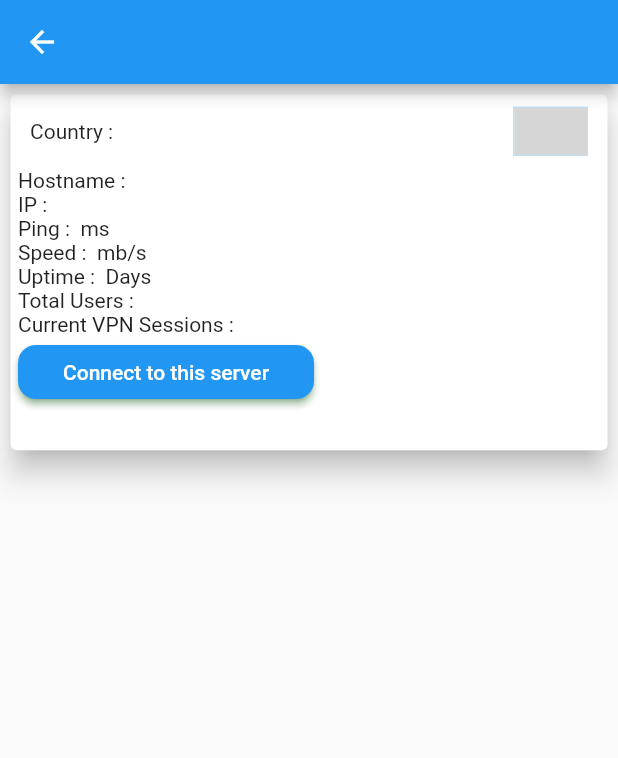
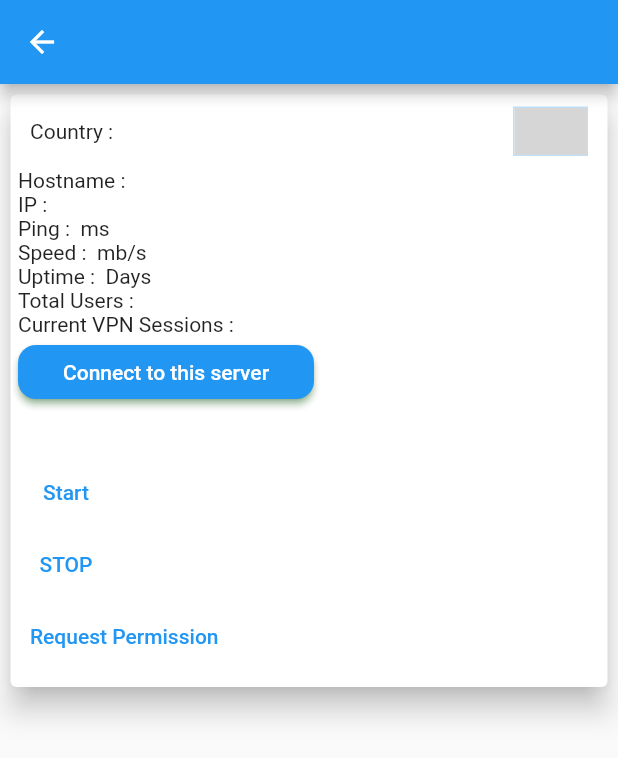
Before and after one commit to alihusainsorathiya/alivpn, a Flutter app: the ConnectionScreen screen opened directly with empty values, on a phone screen of 412 x 824 dp. Shown: the top 758 px of the screen. Run offline on Flutter 3.47's test engine with Material 2 defaults, Android fonts, the phone set to English and light mode, and no system bars; missing offline and left inert: fast_csv, flag, openvpn_flutter; network calls fail; grey boxes are pictures that could not be loaded.

Commit message:
Added VPN Functionality

```diff
--- a/lib/connectionscreen.dart
+++ b/lib/connectionscreen.dart
@@ -1,7 +1,10 @@
+import 'dart:io';
+
 import 'package:alivpn/model/vpnmodel.dart';
 import 'package:flag/flag_enum.dart';
 import 'package:flag/flag_widget.dart';
 import 'package:flutter/material.dart';
+import 'package:openvpn_flutter/openvpn_flutter.dart';
 
 class ConnectionScreen extends StatefulWidget {
   VPNModel contentList;
@@ -13,11 +16,53 @@ class ConnectionScreen extends StatefulWidget {
 
 class _ConnectionScreenState extends State<ConnectionScreen> {
   var contentList;
+  late OpenVPN openvpn;
+  OpenVPN engine = OpenVPN();
+  VpnStatus? status;
+  VPNStage? stage;
+  bool _granted = false;
+
+  static const String defaultVpnUsername = "vpn";
+  static const String defaultVpnPassword = "vpn";
+  String config = '';
+  String hostname = '';
   @override
   void initState() {
+    contentList = widget.contentList;
+    hostname = widget.contentList.hostname.toString();
+    config =
+        '"""\n ${widget.contentList.OpenVPN_ConfigData_Base64.toString()}\n """';
+    engine.initialize(
+      // groupIdentifier: "group.com.laskarmedia.vpn",
+      groupIdentifier: "com.example.alivpn",
+      providerBundleIdentifier:
+          "id.laskarmedia.openvpnFlutterExample.VPNExtension",
+      localizedDescription: "VPN by Ali",
+      lastStage: (stage) {
+        setState(() {
+          this.stage = stage;
+        });
+      },
+      lastStatus: (status) {
+        setState(() {
+          this.status = status;
+        });
+      },
+    );
+
     // TODO: implement initState
-    contentList = widget.contentList;
+
     super.initState();
+  }
+
+  Future<void> initPlatformState() async {
+    engine.connect(config, hostname,
+        username: defaultVpnUsername,
+        password: defaultVpnPassword,
+        certIsRequired: true);
+    debugPrint("Mountstatus" + mounted.toString());
+    // debugPrint("CONFIG : " + config);
+    if (!mounted) return;
   }
 
   @override
@@ -30,9 +75,9 @@ class _ConnectionScreenState extends State<ConnectionScreen> {
       body: Container(
         padding: const EdgeInsets.all(2),
         width: MediaQuery.of(context).size.width,
-        child: Container(
-          height: MediaQuery.of(context).size.height * 0.3,
-          child: Card(
+        child: Column(
+          children: [
+            Card(
               elevation: 8,
               margin: const EdgeInsets.all(5),
               child: Padding(
@@ -90,7 +135,8 @@ class _ConnectionScreenState extends State<ConnectionScreen> {
                     Text('Total Users : ${contentList.TotalUsers}'),
                     // Text('Logging Policy : ${contentList.LogType}'),
 
-                  Text('Current VPN Sessions : ${contentList.NumVpnSessions}'),
+                    Text(
+                        'Current VPN Sessions : ${contentList.NumVpnSessions}'),
 
                     ElevatedButton(
                       onPressed: () => Navigator.push(
@@ -106,13 +152,44 @@ class _ConnectionScreenState extends State<ConnectionScreen> {
                           ),
                           padding: const EdgeInsets.symmetric(
                               horizontal: 30, vertical: 10)),
-                  )
+                    ),
 
                     // Text('Operator : ${contentList.}'),
+
+                    // VPN Buttons
+
+                    Text(stage?.toString() ?? VPNStage.disconnected.toString()),
+                    Text(status?.toJson().toString() ?? ""),
+                    TextButton(
+                      child: const Text("Start"),
+                      onPressed: () {
+                        initPlatformState();
+                        // connect();
+                      },
+                    ),
+                    TextButton(
+                      child: const Text("STOP"),
+                      onPressed: () {
+                        engine.disconnect();
+                      },
+                    ),
+                    if (Platform.isAndroid)
+                      TextButton(
+                        child:
+                            Text(_granted ? "Granted" : "Request Permission"),
+                        onPressed: () {
+                          engine.requestPermissionAndroid().then((value) {
+                            setState(() {
+                              _granted = value;
+                            });
+                          });
+                        },
+                      ),
                   ],
                 ),
               ),
             ),
+          ],
         ),
       ),
     );
--- a/pubspec.yaml
+++ b/pubspec.yaml
@@ -34,6 +34,7 @@ dependencies:
     sdk: flutter
   flutter_vpn: ^0.12.0
   http: ^0.13.4
+  openvpn_flutter: ^1.2.0
 
 dev_dependencies:
   flutter_lints: ^1.0.0
```
Also changed, not shown: lib/homepage.dart (+24 -3 lines), pubspec.lock, 2 other files. Lines whose indentation alone changed are shown as unchanged.
